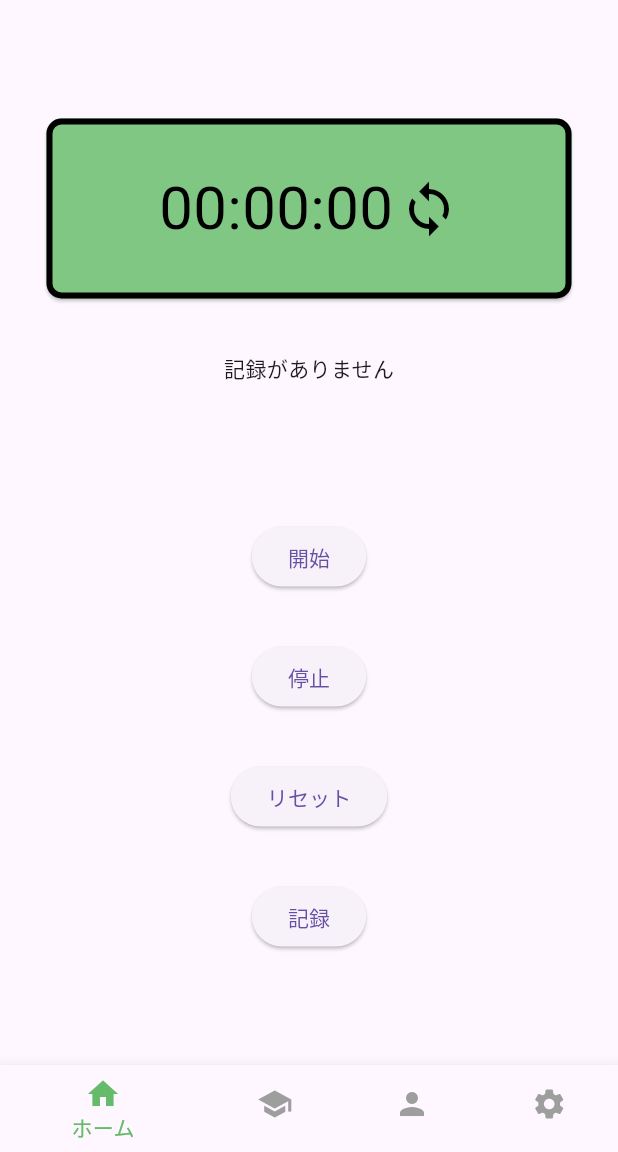
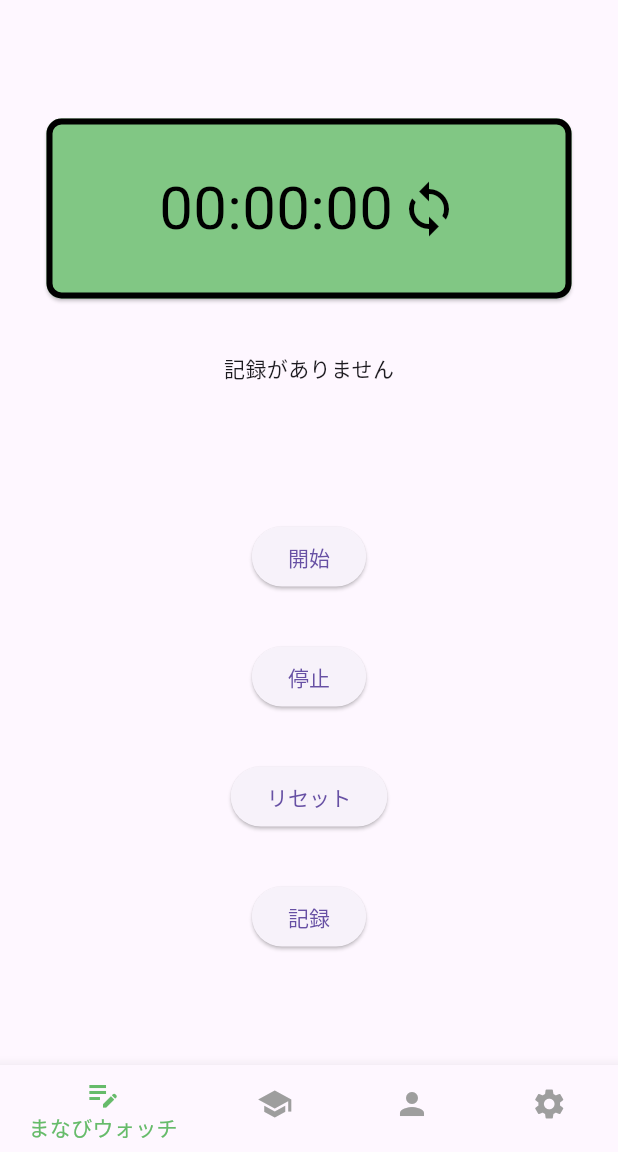
Before and after one commit to Ryosan846538/Ganbaroune, a Flutter app: the screen it shows after launch, on a phone screen of 412 x 824 dp, the part 84-1236 px from its top. Run offline on Flutter 3.47's test engine with Material 3 defaults, Android fonts, the phone set to English and light mode, and no system bars; drawn by our look-alikes of flip_card; our stand-ins replace stop_watch_timer.

```diff
--- a/lib/screen/menu.dart
+++ b/lib/screen/menu.dart
@@ -16,8 +16,8 @@ class Menu extends StatelessWidget {
       unselectedItemColor: Colors.grey,
       items: const [
         BottomNavigationBarItem(
-          icon: Icon(Icons.home),
-          label: 'ホーム',
+          icon: Icon(Icons.edit_note),
+          label: 'まなびウォッチ',
         ),
         BottomNavigationBarItem(
           icon: Icon(Icons.school),
```
